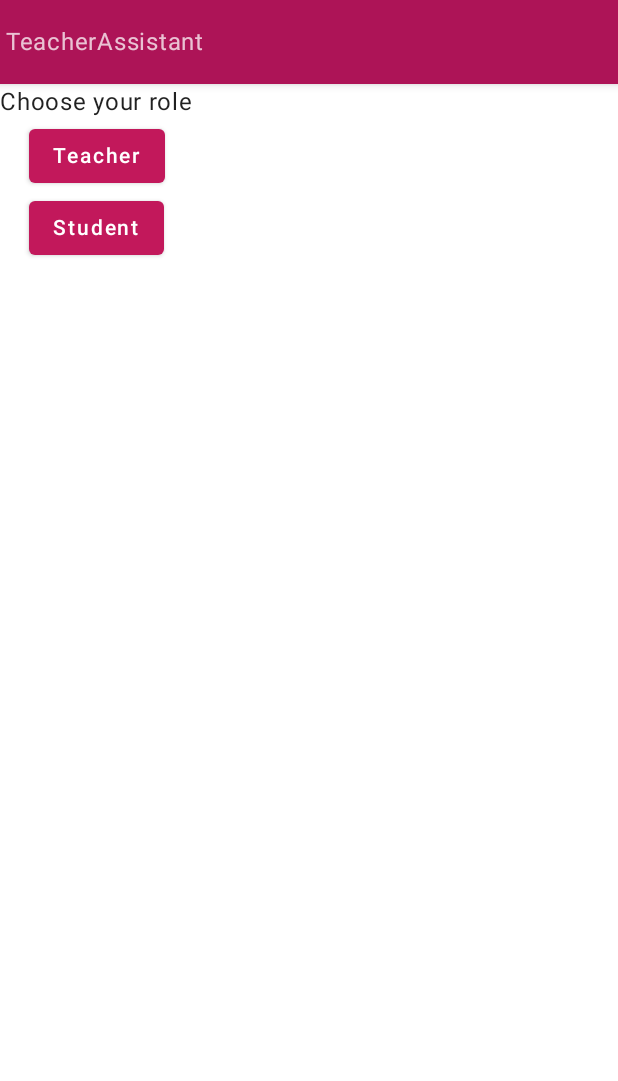
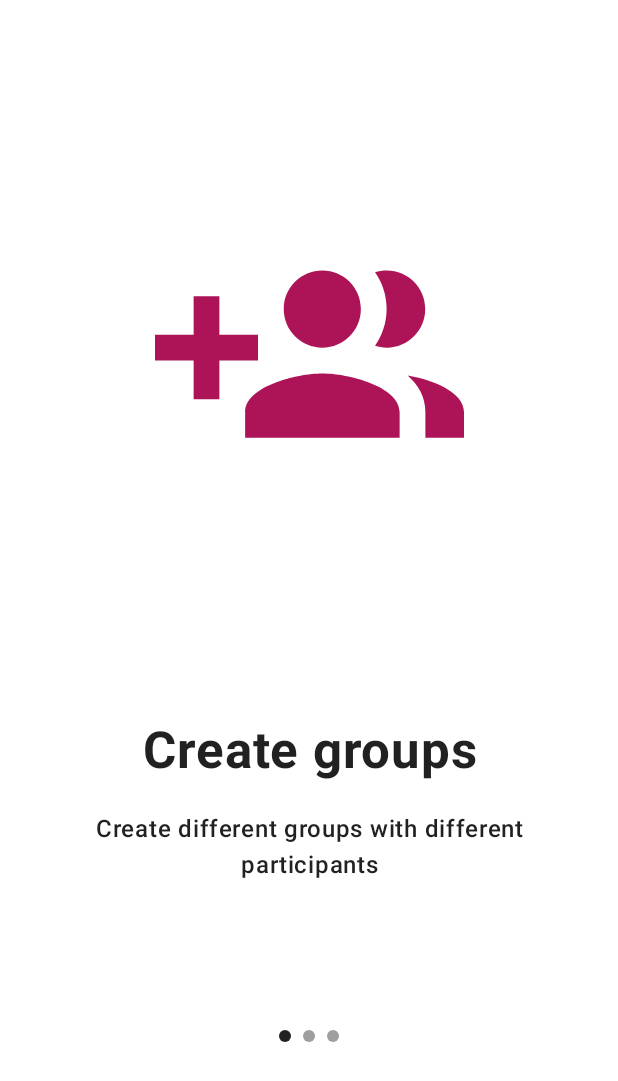
Before and after one commit to PollyPalindrom/TeacherAssistant, an Android app built with Jetpack Compose: the screen it shows after launch (MainActivity), on a phone screen of 412 x 824 dp. Shown: the top 1081 px of the screen. Run offline under Robolectric (Android 15) with nearby library versions, the phone set to English and light mode, and no system bars; our stand-ins replace Dagger/Hilt's generated code, Firebase (no records; nobody signed in at launch, a user with empty details on screens opened directly), accompanist, constraintlayout-compose.

Commit message:
add onboarding

```diff
--- a/app/build.gradle
+++ b/app/build.gradle
@@ -98,4 +98,7 @@ dependencies {
     implementation "androidx.compose.material:material-icons-extended:$compose_version"
     implementation "androidx.navigation:navigation-compose:2.4.2"
     implementation "androidx.hilt:hilt-navigation-compose:1.0.0"
+    implementation "com.google.accompanist:accompanist-pager:0.12.0"
+    implementation "com.google.accompanist:accompanist-pager-indicators:0.12.0"
+    implementation "androidx.datastore:datastore-preferences:1.0.0"
 }
--- a/app/src/main/java/com/example/teacherassistant/common/Screen.kt
+++ b/app/src/main/java/com/example/teacherassistant/common/Screen.kt
@@ -5,4 +5,5 @@ sealed class Screen(val route: String) {
     object NotesScreen : Screen("notes_screen")
     object SignInScreen : Screen("sign_in_screen")
     object EntryScreen:Screen("entry_screen")
+    object WelcomeScreen:Screen("welcome_screen")
 }
--- a/app/src/main/java/com/example/teacherassistant/ui/main/mainActivity/MainActivity.kt
+++ b/app/src/main/java/com/example/teacherassistant/ui/main/mainActivity/MainActivity.kt
@@ -22,8 +22,10 @@ import com.example.teacherassistant.ui.main.entryFragment.EntryImage
 import com.example.teacherassistant.ui.main.firebaseService.FirebaseService
 import com.example.teacherassistant.ui.main.mainFragment.MainScreen
 import com.example.teacherassistant.ui.main.notesFragment.NotesScreen
+import com.example.teacherassistant.ui.main.onBoarding.WelcomeScreen
 import com.example.teacherassistant.ui.main.signInFragment.SignInScreen
 import com.example.teacherassistant.ui.main.themes.AppTheme
+import com.google.accompanist.pager.ExperimentalPagerApi
 import com.google.android.gms.auth.api.signin.GoogleSignIn
 import com.google.android.gms.auth.api.signin.GoogleSignInClient
 import com.google.android.gms.auth.api.signin.GoogleSignInOptions
@@ -53,6 +55,7 @@ class MainActivity : AppCompatActivity(), PostToastListener,
     }
     private val viewModel: MainActivityViewModel by viewModels<MainActivityViewModel>()
 
+    @OptIn(ExperimentalPagerApi::class)
     override fun onCreate(savedInstanceState: Bundle?) {
         super.onCreate(savedInstanceState)
         FirebaseService.sharedPref =
@@ -110,16 +113,19 @@ class MainActivity : AppCompatActivity(), PostToastListener,
                                 role = it.arguments?.getString(Constants.ROLE)
                             )
                         }
+                        composable(route = Screen.WelcomeScreen.route) {
+                            WelcomeScreen(navController = navController)
+                        }
                     }
+                    nextFragmentCallback =
+                        { role -> navController.navigate(Screen.GroupsScreen.route + "?Role=$role") }
                     if (viewModel.getUserState()) {
-                        nextFragmentCallback =
-                            { role -> navController.navigate(Screen.GroupsScreen.route + "?Role=$role") }
                         viewModel.checkRole(
                             nextFragmentCallback,
                             Constants.COLLECTION_FIRST_PATH
                         )
                     } else {
-                        navController.navigate(Screen.SignInScreen.route)
+                        navController.navigate(Screen.WelcomeScreen.route)
                     }
 
                 }
--- /dev/null
+++ b/app/src/main/java/com/example/teacherassistant/ui/main/onBoarding/OnboardingPage.kt
@@ -0,0 +1,23 @@
+package com.example.teacherassistant.ui.main.onBoarding
+
+import com.example.teacherassistant.R
+
+sealed class OnBoardingPage(val image: Int, val title: Int, val description: Int) {
+    object FirstPage : OnBoardingPage(
+        R.drawable.ic_baseline_group_add_24,
+        R.string.create_group_title,
+        R.string.create_group_message
+    )
+
+    object SecondPage : OnBoardingPage(
+        R.drawable.ic_baseline_person_add_24,
+        R.string.add_students_title,
+        R.string.add_students_message
+    )
+
+    object ThirdPage : OnBoardingPage(
+        R.drawable.ic_baseline_notifications_active_24,
+        R.string.notifications_title,
+        R.string.notifications_message
+    )
+}
--- /dev/null
+++ b/app/src/main/java/com/example/teacherassistant/ui/main/onBoarding/PagerScreen.kt
@@ -0,0 +1,107 @@
+package com.example.teacherassistant.ui.main.onBoarding
+
+import androidx.compose.animation.AnimatedVisibility
+import androidx.compose.foundation.Image
+import androidx.compose.foundation.layout.*
+import androidx.compose.material.Button
+import androidx.compose.material.ButtonDefaults
+import androidx.compose.material.MaterialTheme
+import androidx.compose.material.Text
+import androidx.compose.runtime.Composable
+import androidx.compose.ui.Alignment
+import androidx.compose.ui.Modifier
+import androidx.compose.ui.graphics.Color
+import androidx.compose.ui.graphics.ColorFilter
+import androidx.compose.ui.res.painterResource
+import androidx.compose.ui.res.stringResource
+import androidx.compose.ui.text.font.FontWeight
+import androidx.compose.ui.text.style.TextAlign
+import androidx.compose.ui.unit.dp
+import androidx.navigation.NavController
+import com.example.teacherassistant.common.Screen
+import com.google.accompanist.pager.*
+
+@ExperimentalPagerApi
+@Composable
+fun WelcomeScreen(navController: NavController) {
+    val pages =
+        listOf(OnBoardingPage.FirstPage, OnBoardingPage.SecondPage, OnBoardingPage.ThirdPage)
+    val pagerState = rememberPagerState(pageCount = 3)
+    Column(modifier = Modifier.fillMaxSize()) {
+        HorizontalPager(
+            state = pagerState,
+            verticalAlignment = Alignment.Top,
+            modifier = Modifier.weight(10f)
+        ) { position ->
+            PagerScreen(onBoardingPage = pages[position])
+        }
+        HorizontalPagerIndicator(
+            pagerState = pagerState,
+            modifier = Modifier
+                .align(Alignment.CenterHorizontally)
+                .weight(1f)
+        )
+        FinishButton(modifier = Modifier.weight(1f), pagerState = pagerState) {
+            navController.popBackStack()
+            navController.navigate(Screen.SignInScreen.route)
+        }
+    }
+}
+
+@Composable
+fun PagerScreen(onBoardingPage: OnBoardingPage) {
+    Column(
+        modifier = Modifier.fillMaxWidth(),
+        horizontalAlignment = Alignment.CenterHorizontally,
+        verticalArrangement = Arrangement.Top
+    ) {
+        Image(
+            painter = painterResource(id = onBoardingPage.image),
+            contentDescription = "Pager Image",
+            modifier = Modifier
+                .fillMaxWidth(0.5f)
+                .fillMaxHeight(0.7f),
+            colorFilter = ColorFilter.tint(MaterialTheme.colors.primaryVariant)
+        )
+        Text(
+            modifier = Modifier.fillMaxWidth(),
+            text = stringResource(id = onBoardingPage.title),
+            fontSize = MaterialTheme.typography.h4.fontSize,
+            fontWeight = FontWeight.Bold,
+            textAlign = TextAlign.Center
+        )
+        Text(
+            modifier = Modifier
+                .fillMaxWidth()
+                .padding(horizontal = 40.dp)
+                .padding(top = 20.dp),
+            text = stringResource(id = onBoardingPage.description),
+            fontSize = MaterialTheme.typography.subtitle1.fontSize,
+            fontWeight = FontWeight.Medium,
+            textAlign = TextAlign.Center
+        )
+    }
+}
+
+@ExperimentalPagerApi
+@Composable
+fun FinishButton(modifier: Modifier, pagerState: PagerState, onClick: () -> Unit) {
+    Row(
+        modifier = modifier.padding(horizontal = 40.dp),
+        verticalAlignment = Alignment.Top,
+        horizontalArrangement = Arrangement.Center
+    ) {
+        AnimatedVisibility(
+            visible = pagerState.currentPage == 2,
+            modifier = Modifier.fillMaxWidth()
+        ) {
+            Button(
+                onClick = onClick,
+                colors = ButtonDefaults.buttonColors(contentColor = Color.White)
+            ) {
+                Text(text = "Finish")
+            }
+        }
+
+    }
+}
--- /dev/null
+++ b/app/src/main/res/drawable/ic_baseline_notifications_active_24.xml
@@ -0,0 +1,5 @@
+<vector android:height="50dp" android:tint="#000000"
+    android:viewportHeight="24" android:viewportWidth="24"
+    android:width="50dp" xmlns:android="http://schemas.android.com/apk/res/android">
+    <path android:fillColor="@android:color/white" android:pathData="M7.58,4.08L6.15,2.65C3.75,4.48 2.17,7.3 2.03,10.5h2c0.15,-2.65 1.51,-4.97 3.55,-6.42zM19.97,10.5h2c-0.15,-3.2 -1.73,-6.02 -4.12,-7.85l-1.42,1.43c2.02,1.45 3.39,3.77 3.54,6.42zM18,11c0,-3.07 -1.64,-5.64 -4.5,-6.32L13.5,4c0,-0.83 -0.67,-1.5 -1.5,-1.5s-1.5,0.67 -1.5,1.5v0.68C7.63,5.36 6,7.92 6,11v5l-2,2v1h16v-1l-2,-2v-5zM12,22c0.14,0 0.27,-0.01 0.4,-0.04 0.65,-0.14 1.18,-0.58 1.44,-1.18 0.1,-0.24 0.15,-0.5 0.15,-0.78h-4c0.01,1.1 0.9,2 2.01,2z"/>
+</vector>
--- /dev/null
+++ b/app/src/main/res/drawable/ic_baseline_person_add_24.xml
@@ -0,0 +1,5 @@
+<vector android:height="50dp" android:tint="#000000"
+    android:viewportHeight="24" android:viewportWidth="24"
+    android:width="50dp" xmlns:android="http://schemas.android.com/apk/res/android">
+    <path android:fillColor="@android:color/white" android:pathData="M15,12c2.21,0 4,-1.79 4,-4s-1.79,-4 -4,-4 -4,1.79 -4,4 1.79,4 4,4zM6,10L6,7L4,7v3L1,10v2h3v3h2v-3h3v-2L6,10zM15,14c-2.67,0 -8,1.34 -8,4v2h16v-2c0,-2.66 -5.33,-4 -8,-4z"/>
+</vector>
--- a/app/src/main/res/values/strings.xml
+++ b/app/src/main/res/values/strings.xml
@@ -32,4 +32,10 @@
     <string name="student">Student</string>
     <string name="teacher">Teacher</string>
     <string name="choose_role_message">Choose your role</string>
+    <string name="add_students_title"> Add students</string>
+    <string name="add_students_message">Add your students so they can receive notifications from you</string>
+    <string name="create_group_message">Create different groups with different participants</string>
+    <string name="create_group_title">Create groups</string>
+    <string name="notifications_title">Notifications</string>
+    <string name="notifications_message">Students in certain group will be notified if you create new note</string>
 </resources>
```
